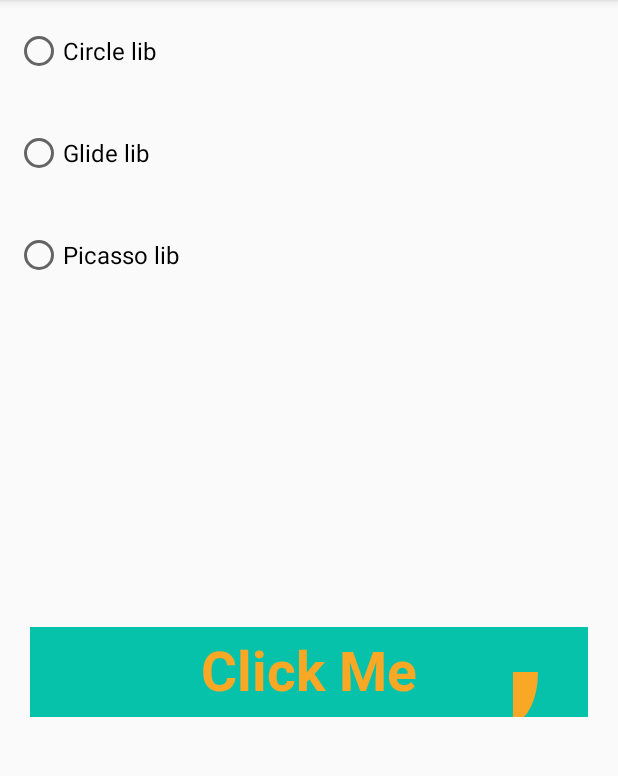
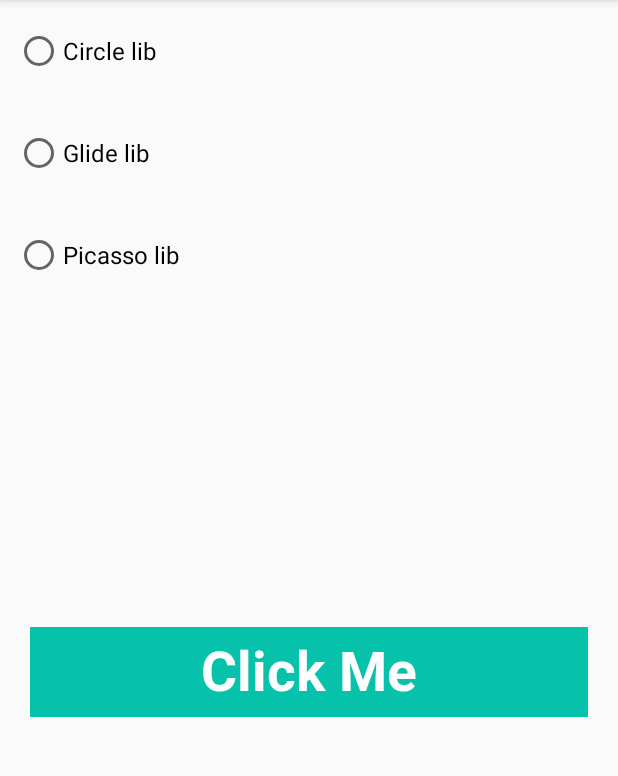
Before and after one commit to AbdoAlAhmed/Design-button, an Android app: the screen it shows after launch (MainActivity), on a phone screen of 412 x 824 dp, the part 84-860 px from its top. Run offline under Robolectric (Android 15) with nearby library versions, the phone set to English and light mode, and no system bars; our stand-ins replace CircleImageView; pictures from the network do not load.

```diff
--- a/app/src/main/java/com/udacity/LoadingButton.kt
+++ b/app/src/main/java/com/udacity/LoadingButton.kt
@@ -19,22 +19,22 @@ class LoadingButton @JvmOverloads constructor(
 ) : View(context, attrs, defStyleAttr) {
     private var widthSize = 0
     private var heightSize = 0
-    private var circle = RectF(0f, 0f, 0f, 0f)
-    private var rotate = 0f
     private val valueAnimator = ValueAnimator()
-    private var backgroundColour: Int = 0
-    private var foregroundColor: Int = 0
-    private var buttonText: String = "Click Me"
+    private var backgroundColour = 0
+    private var foregroundColor = 0
+    private var circleColour = 0
+    private var progressColour = 0
+    private var textColor = 0
+    private var progress = 0
+    private var buttonText= "Click Me"
+
     private var buttonState: ButtonState by Delegates.observable<ButtonState>(ButtonState.Completed) { p, old, new ->
         when (new) {
             ButtonState.Clicked -> {
                 buttonText = "Downloading..."
                 animateButton()
             }
-            ButtonState.Loading -> {
-                buttonText = "Loading..."
-                valueAnimator.cancel()
-            }
+
             ButtonState.Completed -> {
                 buttonText = "Complete"
                 valueAnimator.cancel()
@@ -42,8 +42,6 @@ class LoadingButton @JvmOverloads constructor(
         }
         invalidate()
     }
-
-
 
 
     private val paint = Paint(Paint.ANTI_ALIAS_FLAG).apply {
@@ -55,13 +53,16 @@ class LoadingButton @JvmOverloads constructor(
     }
 
 
-
     init {
         isClickable = true
-           context.withStyledAttributes(attrs, R.styleable.LoadingButton) {
-                backgroundColour = getColor(R.styleable.LoadingButton_backgroundColor, 0)
-                foregroundColor = getColor(R.styleable.LoadingButton_foregroundColor, 0)
-            }
+        context.withStyledAttributes(attrs, R.styleable.LoadingButton) {
+            backgroundColour = getColor(R.styleable.LoadingButton_backgroundColor, 0)
+            foregroundColor = getColor(R.styleable.LoadingButton_foregroundColor, 0)
+            progressColour = getColor(R.styleable.LoadingButton_progressColor, 0)
+            textColor = getColor(R.styleable.LoadingButton_textColor, 0)
+            circleColour = getColor(R.styleable.LoadingButton_circleColor, 0)
+
+        }
 
     }
 
@@ -72,47 +73,52 @@ class LoadingButton @JvmOverloads constructor(
         widthSize = w
         heightSize = h
 
-        circle.set(
-            widthSize - 100f,
-            heightSize / 2 - 50f,
-            widthSize - 50f,
-            heightSize / 2 + 50f
-        )
+//        circle.set(
+//            widthSize - 100f,
+//            heightSize / 2 - 50f,
+//            widthSize - 50f,
+//            heightSize / 2 + 50f
+//        )
 
 
     }
 
+    // animate the button
     private fun animateButton() {
         valueAnimator.apply {
-            setValues(
-                PropertyValuesHolder.ofFloat("circle", 0f, 360f),
-                PropertyValuesHolder.ofFloat("button", 0f, 1f)
-            )
-            duration = 1000
+            setValues(PropertyValuesHolder.ofInt("progress", 0, 500))
+            duration = 2000
             interpolator = LinearInterpolator()
-            repeatCount = ValueAnimator.INFINITE
-            repeatMode = ValueAnimator.RESTART
             addUpdateListener {
-                rotate = it.getAnimatedValue("circle") as Float
+                progress = it.getAnimatedValue("progress") as Int
                 invalidate()
             }
             start()
         }
+
     }
 
     override fun onDraw(canvas: Canvas?) {
         super.onDraw(canvas)
-        canvas?.drawColor(backgroundColour)
+
+        paint.color = backgroundColour
+        canvas?.drawRect(0f,0f,widthSize.toFloat(), heightSize.toFloat(), paint)
+
+        // loading button
+        paint.color = progressColour
+        canvas?.drawRect(0f, 0f, widthSize * progress/360f, heightSize.toFloat(), paint)
+        paint.color = textColor
         canvas?.drawText(
             buttonText,
             widthSize / 2f,
             heightSize / 2f + (paint.descent() - paint.ascent()) / 2 - paint.descent(),
             paint
         )
-        canvas?.drawArc(circle, rotate, 90f, true, paint)
+        paint.color = circleColour
+//        canvas?.drawArc(circle, rotate, 90f, true, paint)
+        canvas?.drawArc(widthSize - 100f,20f,widthSize - 50f,80f,0f, progress.toFloat(), true, paint)
 
     }
-
 
 
     override fun onMeasure(widthMeasureSpec: Int, heightMeasureSpec: Int) {
@@ -133,4 +139,21 @@ class LoadingButton @JvmOverloads constructor(
             this.buttonState = buttonState
         }
     }
+//    private fun animateButton() {
+//        valueAnimator.apply {
+//            setValues(
+//                PropertyValuesHolder.ofFloat("circle", 0f, 360f),
+//                PropertyValuesHolder.ofFloat("button", 0f, 1f)
+//            )
+//            duration = 1000
+//            interpolator = LinearInterpolator()
+//            repeatCount = ValueAnimator.INFINITE
+//            repeatMode = ValueAnimator.RESTART
+//            addUpdateListener {
+//                rotate = it.getAnimatedValue("circle") as Float
+//                invalidate()
+//            }
+//            start()
+//        }
+//    }
 }
--- a/app/src/main/res/layout/content_detail.xml
+++ b/app/src/main/res/layout/content_detail.xml
@@ -61,10 +61,10 @@
         android:id="@+id/back_button"
         android:layout_width="match_parent"
         android:layout_height="wrap_content"
-        android:layout_marginStart="50dp"
-        android:layout_marginEnd="50dp"
         android:layout_marginBottom="200dp"
+        android:alpha="1"
         android:text="@string/back"
-        app:layout_constraintBottom_toBottomOf="parent" />
+        app:layout_constraintBottom_toBottomOf="parent"
+        tools:layout_editor_absoluteX="0dp" />
 
 </androidx.constraintlayout.motion.widget.MotionLayout>
--- a/app/src/main/res/layout/content_main.xml
+++ b/app/src/main/res/layout/content_main.xml
@@ -68,6 +68,9 @@
         app:layout_constraintEnd_toEndOf="parent"
         app:backgroundColor="@color/colorPrimary"
         app:foregroundColor="@color/colorAccent"
+        app:textColor="@color/white"
+        app:circleColor="@color/colorAccent"
+        app:progressColor="@color/colorPrimaryDark"
         app:layout_constraintStart_toStartOf="parent" />
 
 </androidx.constraintlayout.widget.ConstraintLayout>
--- a/app/src/main/res/values/attrs.xml
+++ b/app/src/main/res/values/attrs.xml
@@ -3,6 +3,9 @@
     <declare-styleable name="LoadingButton">
         <attr name="backgroundColor" format="color" />
         <attr name="foregroundColor" format="color" />
+        <attr name="textColor" format="color" />
+        <attr name="circleColor" format="color" />
+        <attr name="progressColor" format="color" />
     </declare-styleable>
 
 </resources>
--- a/app/src/main/res/xml/content_detail_scene.xml
+++ b/app/src/main/res/xml/content_detail_scene.xml
@@ -6,7 +6,9 @@
     <Transition
         motion:constraintSetEnd="@+id/end"
         motion:constraintSetStart="@id/start"
-        motion:duration="1000">
+        motion:duration="1000"
+        motion:autoTransition="animateToEnd">
+
        <KeyFrameSet>
        </KeyFrameSet>
         <OnSwipe motion:maxAcceleration="1.0599" />
```
